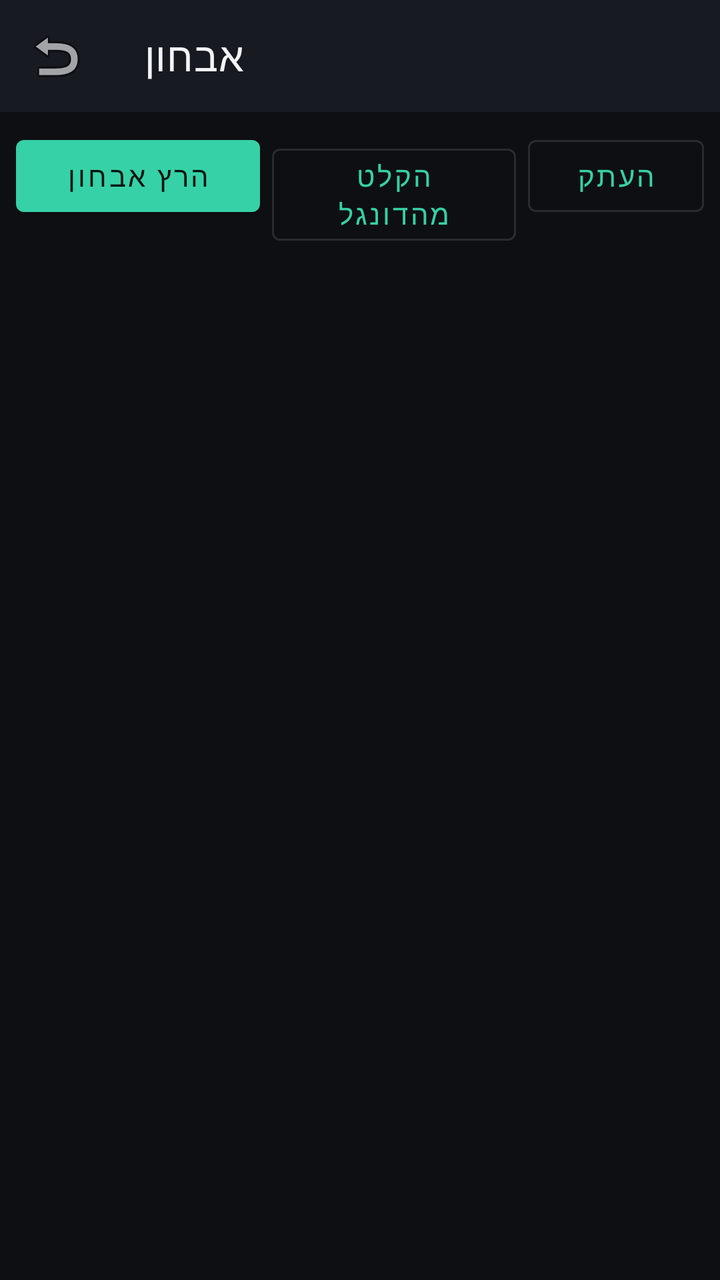
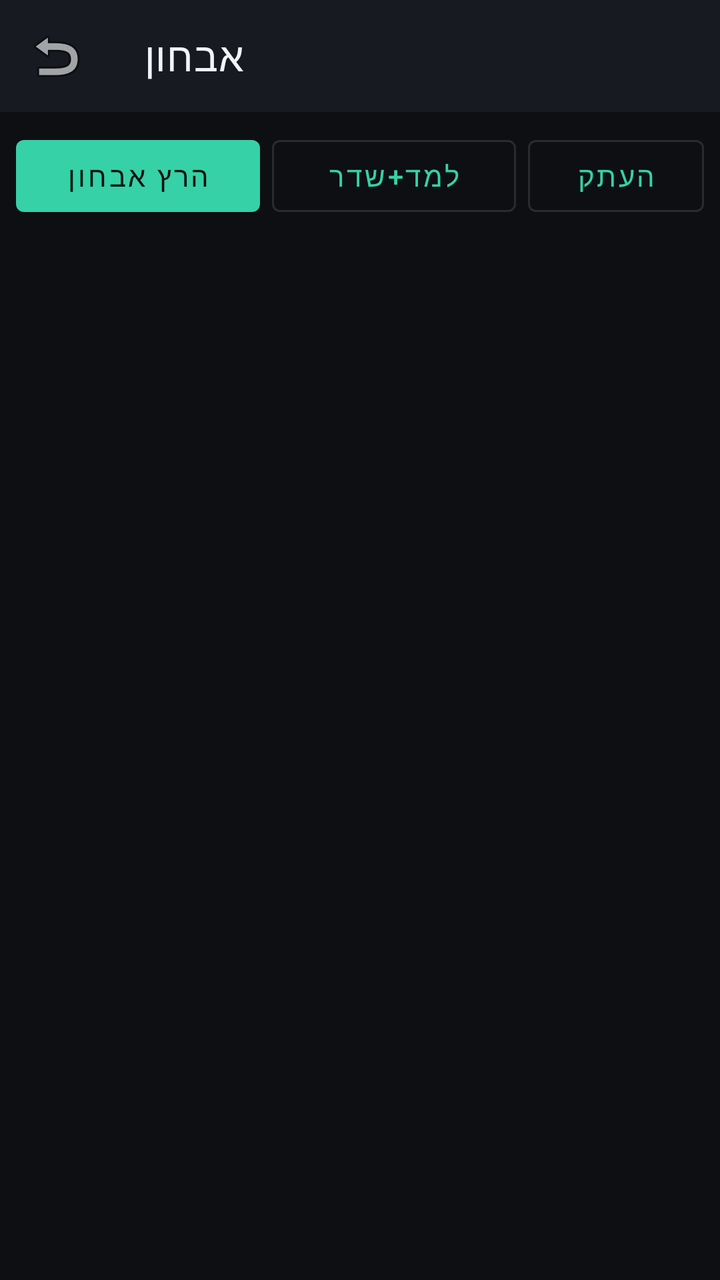

Compare the two renders of this Android layout. The source of the first and the diff that turns it into the second are given below.
<!-- AndroidManifest.xml: application theme Theme.OfflineRemote -->
<!-- res/layout/activity_diag.xml -->
<?xml version="1.0" encoding="utf-8"?>
<LinearLayout xmlns:android="http://schemas.android.com/apk/res/android"
    xmlns:app="http://schemas.android.com/apk/res-auto"
    android:layout_width="match_parent"
    android:layout_height="match_parent"
    android:orientation="vertical"
    android:background="@color/bg">

    <com.google.android.material.appbar.MaterialToolbar
        android:id="@+id/toolbar"
        android:layout_width="match_parent"
        android:layout_height="?attr/actionBarSize"
        android:background="@color/surface"
        app:navigationIcon="@android:drawable/ic_menu_revert"
        app:title="אבחון"
        app:titleTextColor="@color/textPrimary" />

    <LinearLayout
        android:layout_width="match_parent"
        android:layout_height="wrap_content"
        android:orientation="horizontal"
        android:padding="8dp">
        <Button android:id="@+id/btnRun" android:layout_width="0dp" android:layout_weight="1"
            android:layout_height="wrap_content" android:text="הרץ אבחון" />
        <Button android:id="@+id/btnLearn" style="@style/Widget.MaterialComponents.Button.OutlinedButton"
            android:layout_width="0dp" android:layout_weight="1" android:layout_height="wrap_content"
            android:layout_marginStart="6dp" android:text="הקלט מהדונגל" />
        <Button android:id="@+id/btnCopy" style="@style/Widget.MaterialComponents.Button.OutlinedButton"
            android:layout_width="wrap_content" android:layout_height="wrap_content"
            android:layout_marginStart="6dp" android:text="העתק" />
    </LinearLayout>

    <ScrollView
        android:layout_width="match_parent"
        android:layout_height="match_parent">
        <TextView
            android:id="@+id/out"
            android:layout_width="match_parent"
            android:layout_height="wrap_content"
            android:padding="12dp"
            android:textColor="@color/textPrimary"
            android:textSize="12sp"
            android:fontFamily="monospace"
            android:textIsSelectable="true"
            android:text="" />
    </ScrollView>
</LinearLayout>
<!-- resources referenced by this layout -->
<resources>
  <color name="bg">#0E0F13</color>
  <color name="surface">#171A21</color>
  <color name="textPrimary">#F2F4F7</color>
  <style name="Theme.OfflineRemote" parent="Theme.MaterialComponents.NoActionBar">
          <item name="colorPrimary">@color/primary</item>
          <item name="colorPrimaryVariant">@color/primaryDark</item>
          <item name="colorOnPrimary">@color/onPrimary</item>
          <item name="colorSecondary">@color/primary</item>
          <item name="colorOnSecondary">@color/onPrimary</item>
          <item name="android:colorBackground">@color/bg</item>
          <item name="colorSurface">@color/surface</item>
          <item name="colorOnSurface">@color/textPrimary</item>
          <item name="android:statusBarColor">@color/bg</item>
          <item name="android:windowBackground">@color/bg</item>
          <item name="android:textColorPrimary">@color/textPrimary</item>
          <item name="android:textColorSecondary">@color/textSecondary</item>
      </style>
  <color name="primary">#36D1A6</color>
  <color name="primaryDark">#1FA183</color>
  <color name="onPrimary">#07130F</color>
  <color name="textSecondary">#9AA3B2</color>
</resources>

<!-- the commit's change to res/layout/activity_diag.xml (unified diff, before → after) -->
@@ -24,7 +24,7 @@
             android:layout_height="wrap_content" android:text="הרץ אבחון" />
         <Button android:id="@+id/btnLearn" style="@style/Widget.MaterialComponents.Button.OutlinedButton"
             android:layout_width="0dp" android:layout_weight="1" android:layout_height="wrap_content"
-            android:layout_marginStart="6dp" android:text="הקלט מהדונגל" />
+            android:layout_marginStart="6dp" android:text="למד+שדר" />
         <Button android:id="@+id/btnCopy" style="@style/Widget.MaterialComponents.Button.OutlinedButton"
             android:layout_width="wrap_content" android:layout_height="wrap_content"
             android:layout_marginStart="6dp" android:text="העתק" />
